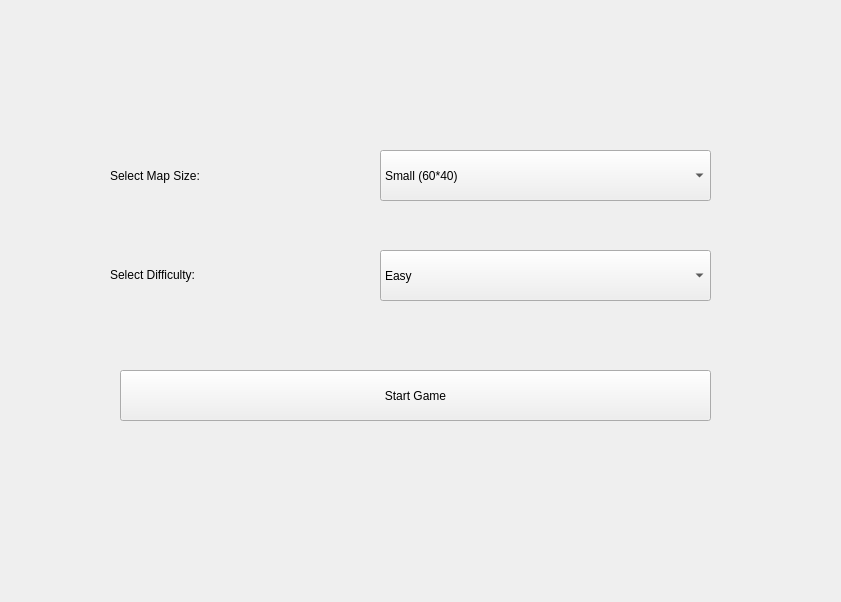
First picture: the form in snake_game_1_0/start_menu.ui, repository ZiyueYang23/snake_game, before the edit.
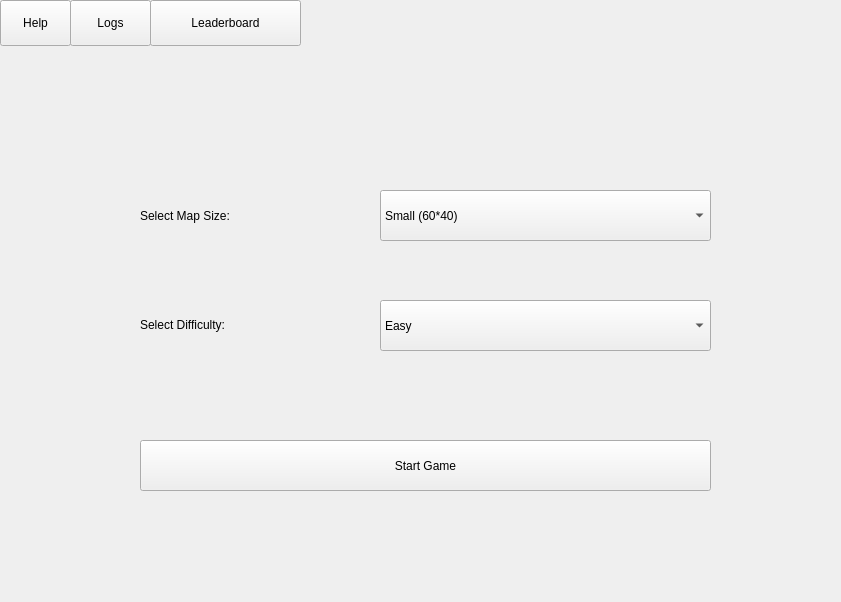
Second picture: the form after the edit.

The edit to the form file:
```diff
--- a/snake_game_1_0/start_menu.ui
+++ b/snake_game_1_0/start_menu.ui
@@ -16,10 +16,10 @@
   <widget class="QLabel" name="label">
    <property name="geometry">
     <rect>
-     <x>110</x>
-     <y>150</y>
-     <width>261</width>
-     <height>51</height>
+     <x>140</x>
+     <y>180</y>
+     <width>211</width>
+     <height>71</height>
     </rect>
    </property>
    <property name="text">
@@ -29,10 +29,10 @@
   <widget class="QLabel" name="label_2">
    <property name="geometry">
     <rect>
-     <x>110</x>
-     <y>250</y>
-     <width>251</width>
-     <height>51</height>
+     <x>140</x>
+     <y>290</y>
+     <width>221</width>
+     <height>71</height>
     </rect>
    </property>
    <property name="text">
@@ -43,7 +43,7 @@
    <property name="geometry">
     <rect>
      <x>380</x>
-     <y>250</y>
+     <y>300</y>
      <width>331</width>
      <height>51</height>
     </rect>
@@ -67,9 +67,9 @@
   <widget class="QPushButton" name="start_game">
    <property name="geometry">
     <rect>
-     <x>120</x>
-     <y>370</y>
-     <width>591</width>
+     <x>140</x>
+     <y>440</y>
+     <width>571</width>
      <height>51</height>
     </rect>
    </property>
@@ -81,7 +81,7 @@
    <property name="geometry">
     <rect>
      <x>380</x>
-     <y>150</y>
+     <y>190</y>
      <width>331</width>
      <height>51</height>
     </rect>
@@ -102,6 +102,45 @@
     </property>
    </item>
   </widget>
+  <widget class="QPushButton" name="pushButton">
+   <property name="geometry">
+    <rect>
+     <x>0</x>
+     <y>0</y>
+     <width>71</width>
+     <height>46</height>
+    </rect>
+   </property>
+   <property name="text">
+    <string>Help</string>
+   </property>
+  </widget>
+  <widget class="QPushButton" name="Leaderboard">
+   <property name="geometry">
+    <rect>
+     <x>150</x>
+     <y>0</y>
+     <width>151</width>
+     <height>46</height>
+    </rect>
+   </property>
+   <property name="text">
+    <string>Leaderboard</string>
+   </property>
+  </widget>
+  <widget class="QPushButton" name="pushButton_3">
+   <property name="geometry">
+    <rect>
+     <x>70</x>
+     <y>0</y>
+     <width>81</width>
+     <height>46</height>
+    </rect>
+   </property>
+   <property name="text">
+    <string>Logs</string>
+   </property>
+  </widget>
  </widget>
  <resources/>
  <connections/>
```
